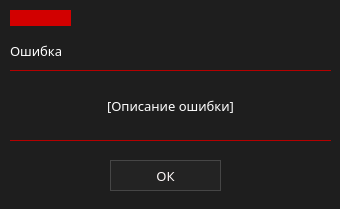
Before: the Qt Designer form ui/warningWin.ui in marginalprog/git_pcconf, drawn with Qt 5.
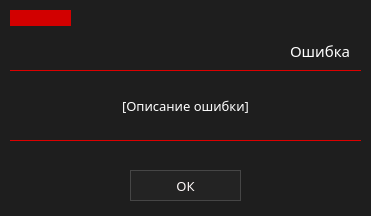
After: the same form once the commit is applied. Icons and pictures are not drawn.

The edit to the form file:
```diff
--- a/ui/warningWin.ui
+++ b/ui/warningWin.ui
@@ -6,8 +6,8 @@
    <rect>
     <x>0</x>
     <y>0</y>
-    <width>340</width>
-    <height>209</height>
+    <width>371</width>
+    <height>216</height>
    </rect>
   </property>
   <property name="windowTitle">
@@ -31,13 +31,13 @@
     <rect>
      <x>10</x>
      <y>70</y>
-     <width>321</width>
+     <width>351</width>
      <height>20</height>
     </rect>
    </property>
    <property name="styleSheet">
     <string notr="true">border:0px;
-border-top: 1px solid rgb(180, 0, 0);</string>
+border-top: 1px solid rgb(220, 0, 0);</string>
    </property>
    <property name="orientation">
     <enum>Qt::Horizontal</enum>
@@ -46,16 +46,16 @@
   <widget class="QLabel" name="lbErr">
    <property name="geometry">
     <rect>
-     <x>10</x>
+     <x>290</x>
      <y>40</y>
-     <width>61</width>
+     <width>71</width>
      <height>21</height>
     </rect>
    </property>
    <property name="font">
     <font>
      <family>Montserrat SemiBold</family>
-     <pointsize>10</pointsize>
+     <pointsize>11</pointsize>
     </font>
    </property>
    <property name="styleSheet">
@@ -70,7 +70,7 @@
     <rect>
      <x>10</x>
      <y>70</y>
-     <width>321</width>
+     <width>351</width>
      <height>71</height>
     </rect>
    </property>
@@ -113,8 +113,8 @@
   <widget class="QPushButton" name="btnCancel">
    <property name="geometry">
     <rect>
-     <x>110</x>
-     <y>160</y>
+     <x>130</x>
+     <y>170</y>
      <width>111</width>
      <height>31</height>
     </rect>
@@ -151,13 +151,13 @@
     <rect>
      <x>10</x>
      <y>140</y>
-     <width>321</width>
-     <height>20</height>
+     <width>351</width>
+     <height>21</height>
     </rect>
    </property>
    <property name="styleSheet">
     <string notr="true">border:0px;
-border-top: 1px solid rgb(180, 0, 0);</string>
+border-top: 1px solid rgb(220, 0, 0);</string>
    </property>
    <property name="orientation">
     <enum>Qt::Horizontal</enum>
```
Left out of the diff: 2 changed lines with no effect on the pictures.
